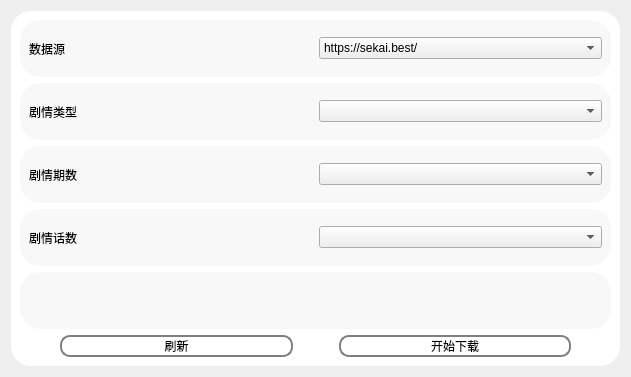
Above: src/gui/design/WidgetDataDownload.ui from Icexbb/SekaiSubtitle-Python before the change. Below: the same form after it.
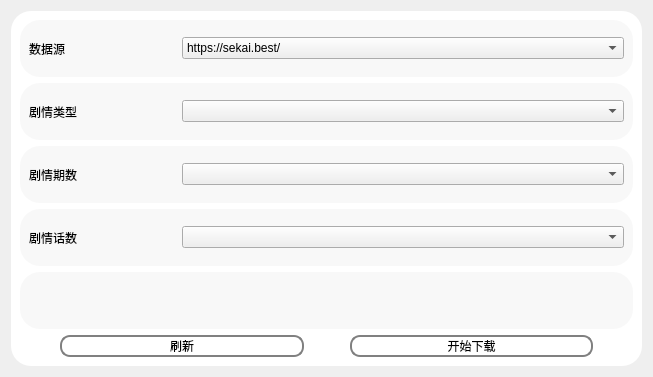
That is the form after the change.

The edit to the form file:
```diff
--- a/src/gui/design/WidgetDataDownload.ui
+++ b/src/gui/design/WidgetDataDownload.ui
@@ -6,7 +6,7 @@
    <rect>
     <x>0</x>
     <y>0</y>
-    <width>631</width>
+    <width>653</width>
     <height>377</height>
    </rect>
   </property>
@@ -31,7 +31,7 @@
      <layout class="QVBoxLayout" name="verticalLayout">
       <item>
        <widget class="QFrame" name="frame">
-        <layout class="QHBoxLayout" name="horizontalLayout">
+        <layout class="QHBoxLayout" name="horizontalLayout" stretch="1,3">
          <item>
           <widget class="QLabel" name="label">
            <property name="text">
@@ -58,7 +58,7 @@
       </item>
       <item>
        <widget class="QFrame" name="frame_2">
-        <layout class="QHBoxLayout" name="horizontalLayout_2">
+        <layout class="QHBoxLayout" name="horizontalLayout_2" stretch="1,3">
          <item>
           <widget class="QLabel" name="label_2">
            <property name="text">
@@ -74,7 +74,7 @@
       </item>
       <item>
        <widget class="QFrame" name="frame_3">
-        <layout class="QHBoxLayout" name="horizontalLayout_3">
+        <layout class="QHBoxLayout" name="horizontalLayout_3" stretch="1,3">
          <item>
           <widget class="QLabel" name="label_3">
            <property name="text">
@@ -90,7 +90,7 @@
       </item>
       <item>
        <widget class="QFrame" name="frame_4">
-        <layout class="QHBoxLayout" name="horizontalLayout_4">
+        <layout class="QHBoxLayout" name="horizontalLayout_4" stretch="1,3">
          <item>
           <widget class="QLabel" name="label_4">
            <property name="text">
@@ -106,6 +106,12 @@
       </item>
       <item>
        <widget class="QLabel" name="SavePlaceLabel">
+        <property name="sizePolicy">
+         <sizepolicy hsizetype="Minimum" vsizetype="Minimum">
+          <horstretch>0</horstretch>
+          <verstretch>0</verstretch>
+         </sizepolicy>
+        </property>
         <property name="text">
          <string/>
         </property>
```
